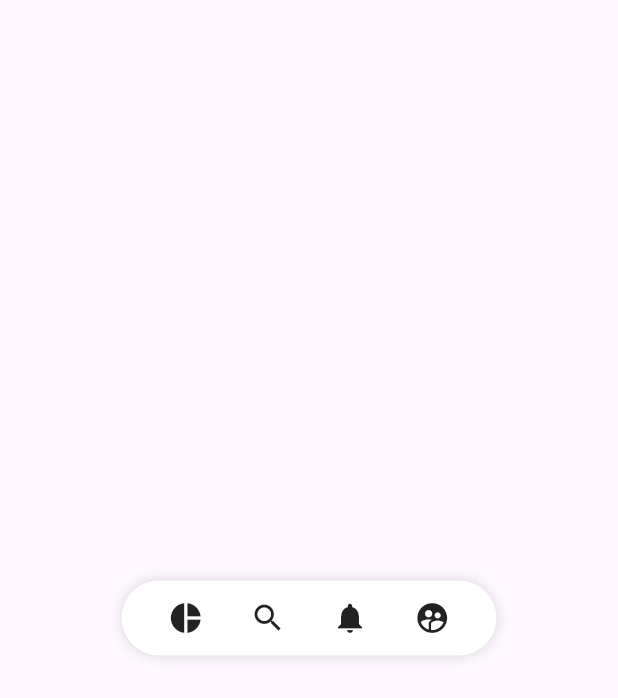
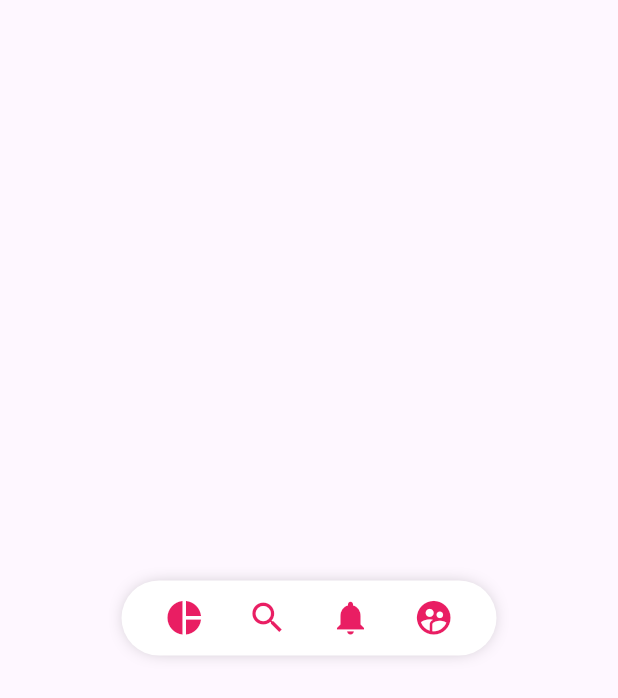
Before and after one commit to DieCau/flutter-pinterest-app, a Flutter app: the screen it shows after launch, on a phone screen of 412 x 824 dp. Shown: the top 698 px of the screen. Run offline on Flutter 3.47's test engine with Material 3 defaults, Android fonts, the phone set to English and light mode, and no system bars.

Commit message:
Buttons widget completed

```diff
--- a/lib/src/widgets/pinterest_menu.dart
+++ b/lib/src/widgets/pinterest_menu.dart
@@ -1,4 +1,4 @@
-// ignore_for_file: avoid_print
+// ignore_for_file: avoid_unnecessary_containers, avoid_print
 
 import 'package:flutter/material.dart';
 
@@ -13,19 +13,34 @@ class PinterestButton {
 
 class PinterestMenu extends StatelessWidget {
   final List<PinterestButton> items = [
-    PinterestButton(onPressed: (){print('Icon pie_chart');}, icon: Icons.pie_chart),
-    PinterestButton(onPressed: (){print('Icon search');}, icon: Icons.search),
-    PinterestButton(onPressed: (){print('Icon notifications');}, icon: Icons.notifications),
-    PinterestButton(onPressed: (){print('Icon supervised_user_circle');}, icon: Icons.supervised_user_circle),
+    PinterestButton(icon: Icons.pie_chart, onPressed: (){print('Icon pie_chart');}),
+    PinterestButton(icon: Icons.search, onPressed: (){print('Icon search');}),
+    PinterestButton(icon: Icons.notifications, onPressed: (){print('Icon notifications');}),
+    PinterestButton(icon: Icons.supervised_user_circle, onPressed:(){print('Icon supervised_user_circle');}),
   ];
   PinterestMenu({super.key});
 
   @override
   Widget build(BuildContext context) {
     return Center(
-      // ignore: avoid_unnecessary_containers
-      child: Container(
+      child: _PinterestMenuBackground(
+        child: _MenuItems(menuItems: items),
+      )
+    );
+   }
+}
 
+class _PinterestMenuBackground extends StatelessWidget {
+
+  final Widget child;
+
+  const _PinterestMenuBackground({
+    required this.child
+  });
+
+  @override
+  Widget build(BuildContext context) {
+    return Container(
       width: 250,
       height: 50,
       decoration: const BoxDecoration(
@@ -39,9 +54,7 @@ class PinterestMenu extends StatelessWidget {
           )
         ]
       ),
-
-        child: _MenuItems(menuItems: items),
-      )
+      child: child,
     );
   }
 }
@@ -76,10 +89,14 @@ class _PinterestMenuButton extends StatelessWidget {
   @override
   Widget build(BuildContext context) {
     return GestureDetector(
-      onTap: item.onPressed(),
-    // ignore: avoid_unnecessary_containers
+      onTap:(){print(item.onPressed);} ,
+      behavior: HitTestBehavior.translucent,
       child: Container(
-        child: Icon(item.icon),
+        child: Icon(
+          item.icon,
+          size: 27,
+          color: Colors.pink,
+        ),
       ),
     );
   }
```
Lines whose indentation alone changed are shown as unchanged.
